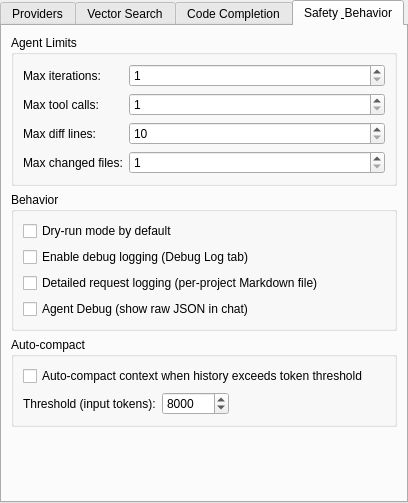
Before: the Qt Designer form src/src/settings/settings_widget.ui in Dmytro-K/qcai2, drawn with Qt 5.
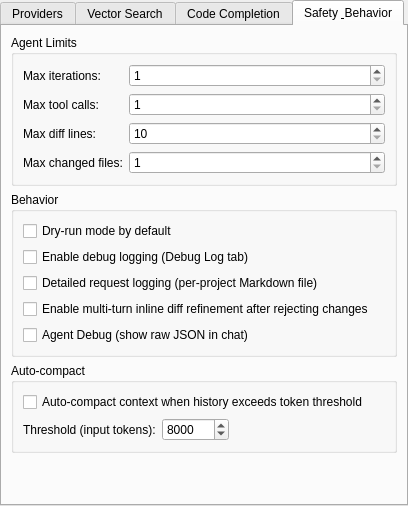
After: the same form once the commit is applied. The open tabs and pages were chosen to show the change.

Commit message: Add multi-turn-inline edit

What changed in the file:
```diff
--- a/src/src/settings/settings_widget.ui
+++ b/src/src/settings/settings_widget.ui
@@ -847,6 +847,13 @@
             </property>
            </widget>
           </item>
+           <item>
+            <widget class="QCheckBox" name="inlineDiffRefinementCheck">
+             <property name="text">
+              <string>Enable multi-turn inline diff refinement after rejecting changes</string>
+             </property>
+            </widget>
+           </item>
           <item>
            <widget class="QCheckBox" name="agentDebugCheck">
             <property name="text">
```
Lines whose indentation alone changed are shown as unchanged. The commit also changes 11 other files.
